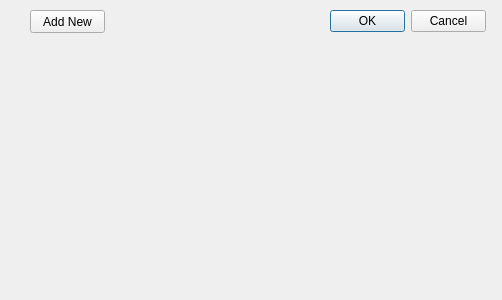
This is Project/ui/PositionFilter.ui in tatazakup/NetAffx-Project as Qt 5 draws it before an edit. The edited form follows.
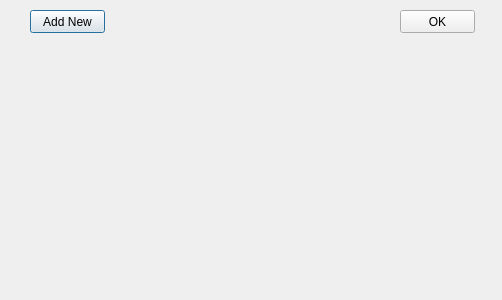
This is the edited form.

Commit message: add fix gui ok button position relation some testcase

Patch:
```diff
--- a/Project/ui/PositionFilter.ui
+++ b/Project/ui/PositionFilter.ui
@@ -26,17 +26,17 @@
     <string>Add New</string>
    </property>
   </widget>
-  <widget class="QDialogButtonBox" name="buttonBox">
+  <widget class="QPushButton" name="ok_button">
    <property name="geometry">
     <rect>
-     <x>330</x>
+     <x>400</x>
      <y>10</y>
-     <width>156</width>
+     <width>75</width>
      <height>23</height>
     </rect>
    </property>
-   <property name="standardButtons">
-    <set>QDialogButtonBox::Cancel|QDialogButtonBox::Ok</set>
+   <property name="text">
+    <string>OK</string>
    </property>
   </widget>
  </widget>
```
The commit also changes 6 other files.
